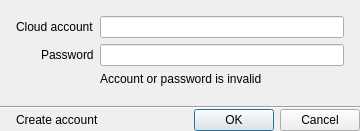
Qt form client/libclient/src/ui/dialogs/link_to_cloud_dialog.ui (networkoptix/nx_open) before a commit.
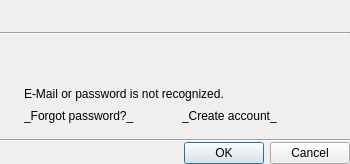
The same form after that commit. Custom widgets are drawn as their Qt base class.

Commit message:
VMS-2608: Redesign cloud dialogs
<==== Mercurial data ====>
Branch: dev_3.0.0_gui

What changed in the file:
```diff
--- a/client/libclient/src/ui/dialogs/link_to_cloud_dialog.ui
+++ b/client/libclient/src/ui/dialogs/link_to_cloud_dialog.ui
@@ -6,14 +6,14 @@
    <rect>
     <x>0</x>
     <y>0</y>
-    <width>360</width>
-    <height>131</height>
+    <width>350</width>
+    <height>164</height>
    </rect>
   </property>
   <property name="windowTitle">
    <string>Link to Cloud</string>
   </property>
-  <layout class="QVBoxLayout" name="verticalLayout" stretch="0,1,0,0">
+  <layout class="QVBoxLayout" name="verticalLayout">
    <property name="spacing">
     <number>0</number>
    </property>
@@ -29,12 +29,35 @@
    <property name="bottomMargin">
     <number>0</number>
    </property>
+   <item>
+    <widget class="QWidget" name="widget" native="true">
+     <layout class="QHBoxLayout" name="horizontalLayout_2">
+      <item>
+       <widget class="QLabel" name="enterCloudAccountLabel">
+        <property name="text">
+         <string notr="true">&lt;Enter Cloud Account&gt;</string>
+        </property>
+       </widget>
+      </item>
+     </layout>
+    </widget>
+   </item>
+   <item>
+    <widget class="Line" name="line_2">
+     <property name="orientation">
+      <enum>Qt::Horizontal</enum>
+     </property>
+    </widget>
+   </item>
    <item>
     <widget class="QWidget" name="credentialsWidget" native="true">
-     <layout class="QFormLayout" name="formLayout_2">
-      <property name="labelAlignment">
-       <set>Qt::AlignRight|Qt::AlignTrailing|Qt::AlignVCenter</set>
-      </property>
+     <property name="sizePolicy">
+      <sizepolicy hsizetype="Preferred" vsizetype="Fixed">
+       <horstretch>0</horstretch>
+       <verstretch>0</verstretch>
+      </sizepolicy>
+     </property>
+     <layout class="QGridLayout" name="gridLayout" columnstretch="0,1">
       <property name="leftMargin">
        <number>16</number>
       </property>
@@ -47,64 +70,41 @@
       <property name="bottomMargin">
        <number>16</number>
       </property>
-      <item row="2" column="0">
-       <widget class="QLabel" name="passwordLabel">
-        <property name="text">
-         <string>Password</string>
-        </property>
-       </widget>
-      </item>
+      <property name="spacing">
+       <number>8</number>
+      </property>
       <item row="2" column="1">
-       <widget class="QLineEdit" name="passwordLineEdit">
-        <property name="echoMode">
-         <enum>QLineEdit::Password</enum>
-        </property>
-       </widget>
-      </item>
-      <item row="3" column="1">
        <widget class="QLabel" name="invalidCredentialsLabel">
         <property name="text">
-         <string>Account or password is invalid</string>
+         <string>E-Mail or password is not recognized.</string>
         </property>
        </widget>
       </item>
-      <item row="1" column="1">
-       <widget class="QLineEdit" name="accountLineEdit"/>
-      </item>
-      <item row="1" column="0">
-       <widget class="QLabel" name="accountLabel">
-        <property name="text">
-         <string>Cloud account</string>
+      <item row="0" column="0" colspan="2">
+       <widget class="QnInputField" name="loginInputField" native="true">
+        <property name="minimumSize">
+         <size>
+          <width>0</width>
+          <height>10</height>
+         </size>
         </property>
        </widget>
       </item>
-     </layout>
-    </widget>
-   </item>
-   <item>
-    <spacer name="verticalSpacer">
-     <property name="orientation">
-      <enum>Qt::Vertical</enum>
-     </property>
-     <property name="sizeHint" stdset="0">
+      <item row="1" column="0" colspan="2">
+       <widget class="QnInputField" name="passwordInputField" native="true">
+        <property name="minimumSize">
       <size>
-       <width>20</width>
-       <height>40</height>
-      </size>
-     </property>
-    </spacer>
-   </item>
-   <item>
-    <widget class="Line" name="line">
-     <property name="orientation">
-      <enum>Qt::Horizontal</enum>
-     </property>
-    </widget>
-   </item>
-   <item>
-    <layout class="QHBoxLayout" name="horizontalLayout">
+          <width>0</width>
+          <height>10</height>
+         </size>
+        </property>
+       </widget>
+      </item>
+      <item row="3" column="1">
+       <widget class="QWidget" name="linksWidget" native="true">
+        <layout class="QHBoxLayout" name="horizontalLayout_3">
      <property name="leftMargin">
-      <number>16</number>
+          <number>0</number>
      </property>
      <property name="topMargin">
       <number>0</number>
@@ -115,16 +115,45 @@
      <property name="bottomMargin">
       <number>0</number>
      </property>
+         <item>
+          <widget class="QLabel" name="forgotPasswordLabel">
+           <property name="text">
+            <string notr="true">_Forgot password?_</string>
+           </property>
+           <property name="textFormat">
+            <enum>Qt::RichText</enum>
+           </property>
+           <property name="openExternalLinks">
+            <bool>true</bool>
+           </property>
+          </widget>
+         </item>
      <item>
       <widget class="QLabel" name="createAccountLabel">
        <property name="text">
-        <string notr="true">Create account</string>
+            <string notr="true">_Create account_</string>
        </property>
        <property name="textFormat">
         <enum>Qt::RichText</enum>
        </property>
        <property name="openExternalLinks">
         <bool>true</bool>
+           </property>
+          </widget>
+         </item>
+        </layout>
+       </widget>
+      </item>
+      <item row="3" column="0">
+       <widget class="QWidget" name="spacer" native="true"/>
+      </item>
+     </layout>
+    </widget>
+   </item>
+   <item>
+    <widget class="Line" name="line">
+     <property name="orientation">
+      <enum>Qt::Horizontal</enum>
        </property>
       </widget>
      </item>
@@ -136,13 +165,15 @@
       </widget>
      </item>
     </layout>
-   </item>
-  </layout>
  </widget>
- <tabstops>
-  <tabstop>accountLineEdit</tabstop>
-  <tabstop>passwordLineEdit</tabstop>
- </tabstops>
+ <customwidgets>
+  <customwidget>
+   <class>QnInputField</class>
+   <extends>QWidget</extends>
+   <header location="global">ui/widgets/common/input_field.h</header>
+   <container>1</container>
+  </customwidget>
+ </customwidgets>
  <resources/>
  <connections/>
 </ui>
```
Lines whose indentation alone changed are shown as unchanged. The commit also changes 9 other files.
